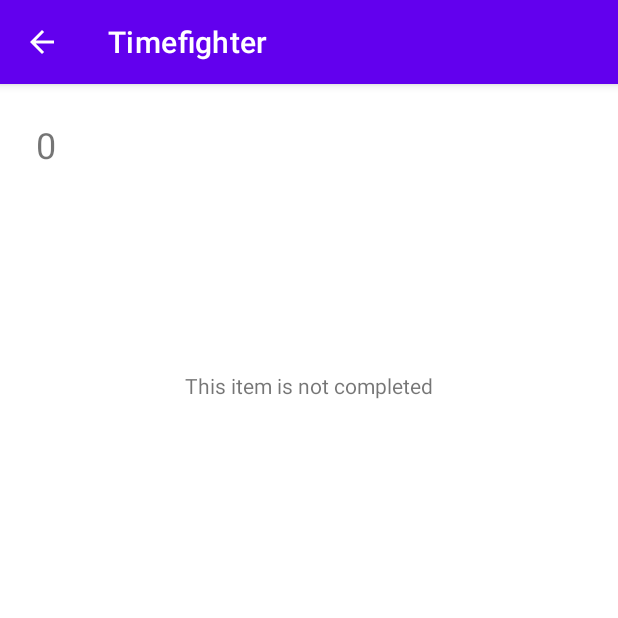
After one commit to NanaPeik/RecyclerView, an Android app: the DetilesActivity screen opened directly, with no data from a screen before it, on a phone screen of 412 x 824 dp, the top half of it. The commit adds this screen. Run offline under Robolectric (Android 15) with nearby library versions, the phone set to English and light mode, and no system bars.

Commit message:
item detiles

```diff
--- a/app/src/main/AndroidManifest.xml
+++ b/app/src/main/AndroidManifest.xml
@@ -17,6 +17,12 @@
                 android:value=".Activity.RecyclerViewActivity" />
         </activity>
 
+        <activity android:name=".Activity.DetilesActivity"
+            android:parentActivityName=".Activity.RecyclerViewActivity">
+            <meta-data
+                android:name="android.support.PARENT_ACTIVITY"
+                android:value=".Activity.RecyclerViewActivity" />
+        </activity>
         <activity android:name=".Activity.RecyclerViewActivity">
             <intent-filter>
                 <action android:name="android.intent.action.MAIN" />
--- /dev/null
+++ b/app/src/main/java/ge/tsu/android/myapplication/Activity/DetilesActivity.kt
@@ -0,0 +1,30 @@
+package ge.tsu.android.myapplication.Activity
+
+import android.content.Intent
+import android.os.Bundle
+import androidx.appcompat.app.AppCompatActivity
+import ge.tsu.android.myapplication.databinding.ActivityDetilesBinding
+
+class DetilesActivity : AppCompatActivity() {
+    private lateinit var binding: ActivityDetilesBinding
+    override fun onCreate(savedInstanceState: Bundle?) {
+        super.onCreate(savedInstanceState)
+
+        binding = ActivityDetilesBinding.inflate(layoutInflater)
+        setContentView(binding.root)
+
+        var intent = getIntent()
+
+        binding.numeber.text = intent.getIntExtra("number", 0).toString()
+        binding.title.text = intent.getStringExtra("title")
+        binding.detiles.text = intent.getStringExtra("detiles")
+        binding.inputDate.text = intent.getStringExtra("date")
+        if (intent.getBooleanExtra(
+                "checked",
+                false
+            )
+        ) binding.isChecked.text = "This item is completed"
+        else binding.isChecked.text = "This item is not completed"
+
+    }
+}
--- a/app/src/main/java/ge/tsu/android/myapplication/Activity/RecyclerViewActivity.kt
+++ b/app/src/main/java/ge/tsu/android/myapplication/Activity/RecyclerViewActivity.kt
@@ -3,6 +3,7 @@ package ge.tsu.android.myapplication.Activity
 import android.app.SearchManager
 import android.content.Intent
 import android.os.Bundle
+import android.util.Log
 import android.view.Menu
 import android.view.MenuItem
 import androidx.appcompat.app.AppCompatActivity
@@ -53,6 +54,16 @@ class RecyclerViewActivity : AppCompatActivity(R.layout.activity_recyclerview) {
                 listTitles[position - 1].isChecked = res
                 listDataManager.add(listTitles)
             }
+
+            override fun showDetiles(position: Int) {
+                var intent=Intent(this@RecyclerViewActivity,DetilesActivity::class.java)
+                intent.putExtra("number",listTitles[position].itemNumber)
+                intent.putExtra("title",listTitles[position].itemText)
+                intent.putExtra("detiles",listTitles[position].detiles)
+                intent.putExtra("date",listTitles[position].date.toString())
+                intent.putExtra("checked",listTitles[position].isChecked)
+                startActivity(intent)
+            }
         }
 
         adapter = ListSelectionRecyclerViewAdapter(listTitles, onclickInterface)
@@ -87,8 +98,6 @@ class RecyclerViewActivity : AppCompatActivity(R.layout.activity_recyclerview) {
                 onResume()
                 adapter.notifyItemInserted(listTitles.size)
             }
-//            finishAndRemoveTask()
-
         }
 
 
--- a/app/src/main/java/ge/tsu/android/myapplication/adapter/ListSelectionRecyclerViewAdapter.kt
+++ b/app/src/main/java/ge/tsu/android/myapplication/adapter/ListSelectionRecyclerViewAdapter.kt
@@ -1,10 +1,12 @@
 package ge.tsu.android.myapplication.adapter
 
+import android.content.Intent
 import android.view.LayoutInflater
 import android.view.View
 import android.view.ViewGroup
 import android.widget.*
 import androidx.recyclerview.widget.RecyclerView
+import ge.tsu.android.myapplication.Activity.DetilesActivity
 import ge.tsu.android.myapplication.Activity.RecyclerViewActivity
 import ge.tsu.android.myapplication.R
 import ge.tsu.android.myapplication.data.RecycleViewItem
@@ -13,6 +15,7 @@ import kotlin.collections.ArrayList
 
 interface onClickInterface {
     fun onClick(position: Int, res: Boolean)
+    fun showDetiles(position: Int)
 }
 
 class ListSelectionRecyclerViewAdapter(
@@ -54,6 +57,10 @@ class ListSelectionRecyclerViewAdapter(
             }
 
         }
+        holder.listTitle.setOnClickListener {
+            onClickInterface.showDetiles(position)
+
+        }
     }
 
     class ListSelectionViewHolder(itemView: View) : RecyclerView.ViewHolder(itemView) {
--- /dev/null
+++ b/app/src/main/res/layout/activity_detiles.xml
@@ -0,0 +1,55 @@
+<?xml version="1.0" encoding="utf-8"?>
+<LinearLayout xmlns:android="http://schemas.android.com/apk/res/android"
+    android:layout_width="match_parent"
+    android:layout_height="match_parent"
+    android:orientation="vertical">
+
+    <LinearLayout
+        android:layout_width="match_parent"
+        android:layout_height="wrap_content"
+        android:layout_marginTop="16dp"
+        android:orientation="horizontal">
+
+        <TextView
+            android:id="@+id/numeber"
+            android:layout_width="wrap_content"
+            android:layout_height="wrap_content"
+            android:layout_marginStart="16dp"
+            android:gravity="center"
+            android:textSize="24sp"
+            android:padding="8dp" />
+
+        <TextView
+            android:id="@+id/title"
+            android:layout_width="match_parent"
+            android:layout_height="wrap_content"
+            android:layout_marginStart="8dp"
+            android:gravity="center"
+            android:textSize="24sp"
+            android:padding="8dp" />
+    </LinearLayout>
+
+    <TextView
+        android:id="@+id/detiles"
+        android:layout_width="match_parent"
+        android:layout_height="wrap_content"
+        android:layout_marginTop="16dp"
+        android:gravity="center"
+        android:padding="8dp" />
+
+    <TextView
+        android:id="@+id/input_date"
+        android:layout_width="match_parent"
+        android:layout_height="wrap_content"
+        android:layout_marginTop="16dp"
+        android:gravity="center"
+        android:padding="8dp" />
+
+    <TextView
+        android:id="@+id/is_checked"
+        android:layout_width="match_parent"
+        android:layout_height="wrap_content"
+        android:layout_marginTop="16dp"
+        android:gravity="center"
+        android:padding="8dp" />
+</LinearLayout>
```
